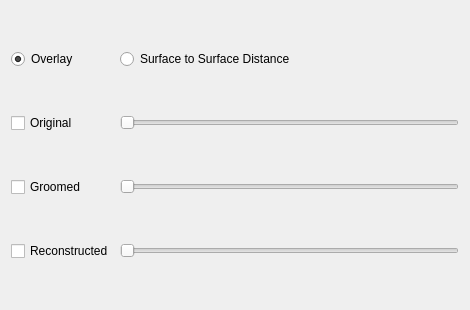
Old version of the form Studio/src/Interface/CompareWidget.ui in the repository SCIInstitute/ShapeWorks.
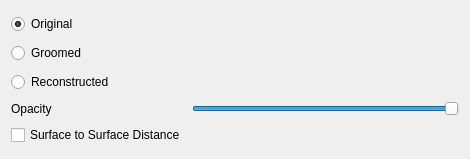
New version of the form.

Diff of the .ui file:
```diff
--- a/Studio/src/Interface/CompareWidget.ui
+++ b/Studio/src/Interface/CompareWidget.ui
@@ -7,26 +7,19 @@
     <x>0</x>
     <y>0</y>
     <width>470</width>
-    <height>310</height>
+    <height>159</height>
    </rect>
   </property>
   <property name="windowTitle">
    <string>Form</string>
   </property>
   <layout class="QGridLayout" name="gridLayout">
-   <item row="3" column="1">
-    <widget class="QSlider" name="reconstructed_slider">
+   <item row="8" column="1">
+    <widget class="QSlider" name="opacity">
      <property name="maximum">
       <number>100</number>
      </property>
-     <property name="orientation">
-      <enum>Qt::Horizontal</enum>
-     </property>
-    </widget>
-   </item>
-   <item row="2" column="1">
-    <widget class="QSlider" name="groomed_slider">
-     <property name="maximum">
+     <property name="value">
       <number>100</number>
      </property>
      <property name="orientation">
@@ -34,49 +27,39 @@
      </property>
     </widget>
    </item>
-   <item row="3" column="0">
-    <widget class="QCheckBox" name="reconstructed">
-     <property name="text">
-      <string>Reconstructed</string>
-     </property>
-    </widget>
-   </item>
-   <item row="2" column="0">
-    <widget class="QCheckBox" name="groomed">
+   <item row="4" column="0">
+    <widget class="QRadioButton" name="groomed">
      <property name="text">
       <string>Groomed</string>
      </property>
     </widget>
    </item>
-   <item row="1" column="0">
-    <widget class="QCheckBox" name="original">
+   <item row="8" column="0">
+    <widget class="QLabel" name="label">
+     <property name="text">
+      <string>Opacity</string>
+     </property>
+    </widget>
+   </item>
+   <item row="5" column="0">
+    <widget class="QRadioButton" name="reconstructed">
+     <property name="text">
+      <string>Reconstructed</string>
+     </property>
+    </widget>
+   </item>
+   <item row="3" column="0">
+    <widget class="QRadioButton" name="original">
      <property name="text">
       <string>Original</string>
      </property>
-    </widget>
-   </item>
-   <item row="1" column="1">
-    <widget class="QSlider" name="original_slider">
-     <property name="maximum">
-      <number>100</number>
-     </property>
-     <property name="orientation">
-      <enum>Qt::Horizontal</enum>
-     </property>
-    </widget>
-   </item>
-   <item row="0" column="0">
-    <widget class="QRadioButton" name="overlay">
-     <property name="text">
-      <string>Overlay</string>
-     </property>
      <property name="checked">
       <bool>true</bool>
      </property>
     </widget>
    </item>
-   <item row="0" column="1">
-    <widget class="QRadioButton" name="surface_distance">
+   <item row="9" column="0">
+    <widget class="QCheckBox" name="surface_distance">
      <property name="text">
       <string>Surface to Surface Distance</string>
      </property>
```
